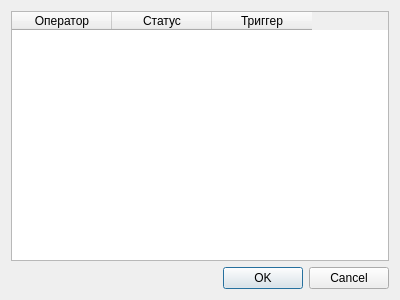
Above: plugins/src/ManagerTask/uis/dialogActions.ui from SnayperTihCreator/OverayPlugins before the change. Below: the same form after it.
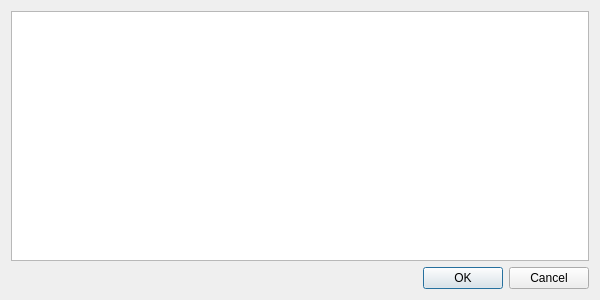
That is the form after the change.

The edit to the form file:
```diff
--- a/plugins/src/ManagerTask/uis/dialogActions.ui
+++ b/plugins/src/ManagerTask/uis/dialogActions.ui
@@ -6,10 +6,15 @@
    <rect>
     <x>0</x>
     <y>0</y>
-    <width>400</width>
+    <width>600</width>
     <height>300</height>
    </rect>
   </property>
+  <property name="font">
+   <font>
+    <family>Segoe UI</family>
+   </font>
+  </property>
   <property name="windowTitle">
    <string>Actions</string>
   </property>
@@ -18,23 +23,7 @@
   </property>
   <layout class="QVBoxLayout" name="verticalLayout">
    <item>
-    <widget class="QTableWidget" name="tableWidget">
-     <column>
-      <property name="text">
-       <string>Оператор</string>
-      </property>
-     </column>
-     <column>
-      <property name="text">
-       <string>Статус</string>
-      </property>
-     </column>
-     <column>
-      <property name="text">
-       <string>Триггер</string>
-      </property>
-     </column>
-    </widget>
+    <widget class="QListView" name="listView"/>
    </item>
    <item>
     <widget class="QDialogButtonBox" name="buttonBox">
```
Left out of the diff: 4 changed lines with no effect on the pictures.
